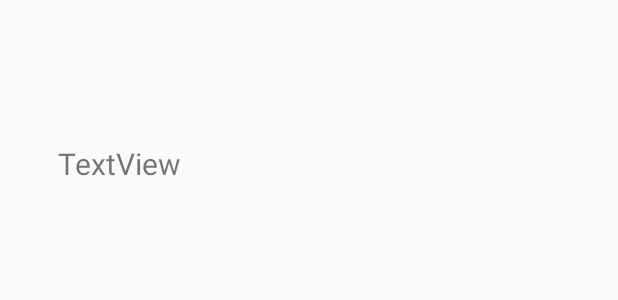
After one commit to Tioneb88/COO, an Android app: the layout collected_sondage_row.xml on its own in the app's theme, with its tools: preview values and no code run, on a phone screen of 412 x 824 dp. The commit adds this screen. Shown: the top 300 px of the screen. Run offline under Robolectric (Android 15) with nearby library versions, the phone set to English and light mode, and no system bars.

Commit message:
ajout list sondages

```diff
--- a/MiniPoll/app/src/main/AndroidManifest.xml
+++ b/MiniPoll/app/src/main/AndroidManifest.xml
@@ -40,9 +40,10 @@
         <activity
             android:name="lsinf1225.mini_poll.activity.ShowListActivity"
             android:label="@string/friends_list" />
+
         <activity
-            android:name="lsinf1225.mini_poll.activity.SearchActivity"
-            android:label="@string/friends_find" />
+            android:name="lsinf1225.mini_poll.activity.ShowListSondageActivity"
+            android:label="@string/surveys_manage_title" />
 
     </application>
 
--- a/MiniPoll/app/src/main/java/lsinf1225/mini_poll/activity/MainActivity.java
+++ b/MiniPoll/app/src/main/java/lsinf1225/mini_poll/activity/MainActivity.java
@@ -63,7 +63,7 @@ public class MainActivity extends Activity {
      * Lance l'activité de réponse aux sondages par accord.
      */
     public void answerAgreement(View v) {
-        Intent intent = new Intent(this, ReponseSondageActivity.class);
+        Intent intent = new Intent(this, ShowListSondageActivity.class);
         startActivity(intent);
     }
 
--- /dev/null
+++ b/MiniPoll/app/src/main/java/lsinf1225/mini_poll/activity/ShowSondageActivity.java
@@ -0,0 +1,6 @@
+package lsinf1225.mini_poll.activity;
+
+import android.app.Activity;
+
+public class ShowSondageActivity extends Activity {
+}
--- a/MiniPoll/app/src/main/java/lsinf1225/mini_poll/model/Sondage.java
+++ b/MiniPoll/app/src/main/java/lsinf1225/mini_poll/model/Sondage.java
@@ -28,7 +28,7 @@ public class Sondage {
     private static final String COL_ID = "Identifiant";
     private static final String COL_NBRECHOIX = "Nbrechoix";
     private static final String COL_DESCRIPTION = "Description";
-    private static final String COL_ACTIVITE = "Activité";
+    private static final String COL_ACTIVITE = "Activite";
     private static final String BDD_TABLE = "SONDAGE";
 
     /**
--- /dev/null
+++ b/MiniPoll/app/src/main/res/layout/activity_answer_sondage.xml
@@ -0,0 +1,6 @@
+<?xml version="1.0" encoding="utf-8"?>
+<android.support.constraint.ConstraintLayout
+    xmlns:android="http://schemas.android.com/apk/res/android" android:layout_width="match_parent"
+    android:layout_height="match_parent">
+
+</android.support.constraint.ConstraintLayout>
--- /dev/null
+++ b/MiniPoll/app/src/main/res/layout/collected_sondage_row.xml
@@ -0,0 +1,43 @@
+<?xml version="1.0" encoding="utf-8"?>
+<android.support.constraint.ConstraintLayout
+    xmlns:android="http://schemas.android.com/apk/res/android"
+    xmlns:app="http://schemas.android.com/apk/res-auto"
+    xmlns:tools="http://schemas.android.com/tools"
+    android:layout_width="match_parent"
+    android:layout_height="wrap_content"
+    android:orientation="vertical"
+    android:padding="@dimen/default_padding">
+
+    <TextView
+        android:id="@+id/show_row_name"
+        android:layout_width="332dp"
+        android:layout_height="66dp"
+        android:layout_gravity="start"
+        android:layout_marginEnd="24dp"
+        android:layout_marginLeft="10dp"
+        android:layout_marginRight="24dp"
+        android:layout_marginStart="10dp"
+        android:layout_marginTop="16dp"
+        android:singleLine="false"
+        android:textAppearance="@android:style/TextAppearance.DeviceDefault.Large"
+        app:layout_constraintEnd_toEndOf="parent"
+        app:layout_constraintHorizontal_bias="1.0"
+        app:layout_constraintStart_toStartOf="parent"
+        app:layout_constraintTop_toTopOf="parent" />
+
+    <TextView
+        android:id="@+id/author_name"
+        android:layout_width="174dp"
+        android:layout_height="75dp"
+        android:layout_marginBottom="5dp"
+        android:layout_marginEnd="176dp"
+        android:layout_marginLeft="15dp"
+        android:layout_marginRight="176dp"
+        android:layout_marginStart="15dp"
+        android:layout_marginTop="8dp"
+        android:text="TextView"
+        app:layout_constraintBottom_toBottomOf="parent"
+        app:layout_constraintEnd_toEndOf="parent"
+        app:layout_constraintStart_toStartOf="parent"
+        app:layout_constraintTop_toBottomOf="@+id/show_row_name" />
+</android.support.constraint.ConstraintLayout>
--- /dev/null
+++ b/MiniPoll/app/src/main/res/layout/show_sondage.xml
@@ -0,0 +1,6 @@
+<?xml version="1.0" encoding="utf-8"?>
+<android.support.constraint.ConstraintLayout
+    xmlns:android="http://schemas.android.com/apk/res/android" android:layout_width="match_parent"
+    android:layout_height="match_parent">
+
+</android.support.constraint.ConstraintLayout>
--- a/MiniPoll/app/src/main/res/values/strings.xml
+++ b/MiniPoll/app/src/main/res/values/strings.xml
@@ -75,6 +75,7 @@
 
     <!-- Gestion générale -->
     <string name="poll_manage_question_title">Question </string>
+    <string name="nothing_to_show">Aucun élément à afficher</string>
 
     <!-- Gestion des sondages -->
     <string name="surveys_manage_title">Sondages en cours</string>
```
Also changed, not shown: MiniPoll/app/src/main/java/lsinf1225/mini_poll/activity/ReponseSondageActivity.java (deleted, +0 -8 lines), MiniPoll/app/src/main/java/lsinf1225/mini_poll/activity/ShowListSondageActivity.java (added, +110 -0 lines), MiniPoll/app/src/main/java/lsinf1225/mini_poll/activity/adapter/MySondageListViewAdapter.java (added, +109 -0 lines), MiniPoll/app/src/main/res/layout/activity_show_list_sondages.xml (added, +13 -0 lines).
